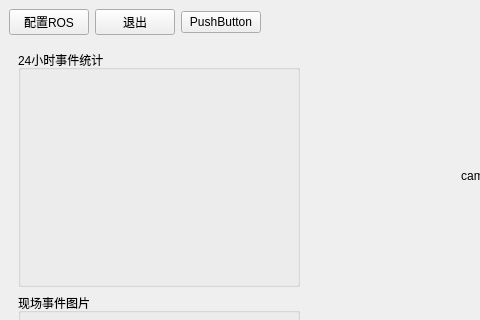
First picture: the form in ui/main_window.ui, repository NovemberChopin/TrafficMonitor, before the edit; both pictures show x 0 to 480 and y 0 to 320 of the 1296 by 791 pixel window.
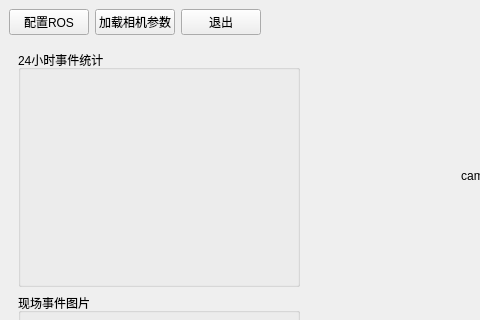
Second picture: the form after the edit. Icons and pictures are not drawn.

```diff
--- a/ui/main_window.ui
+++ b/ui/main_window.ui
@@ -66,16 +66,16 @@
            </widget>
           </item>
           <item>
-           <widget class="QPushButton" name="btn_quit">
+           <widget class="QPushButton" name="btn_loadMatrix">
             <property name="text">
-             <string>退出</string>
+             <string>加载相机参数</string>
             </property>
            </widget>
           </item>
           <item>
-           <widget class="QPushButton" name="btn_test">
+           <widget class="QPushButton" name="btn_quit">
             <property name="text">
-             <string>PushButton</string>
+             <string>退出</string>
             </property>
            </widget>
           </item>
```
